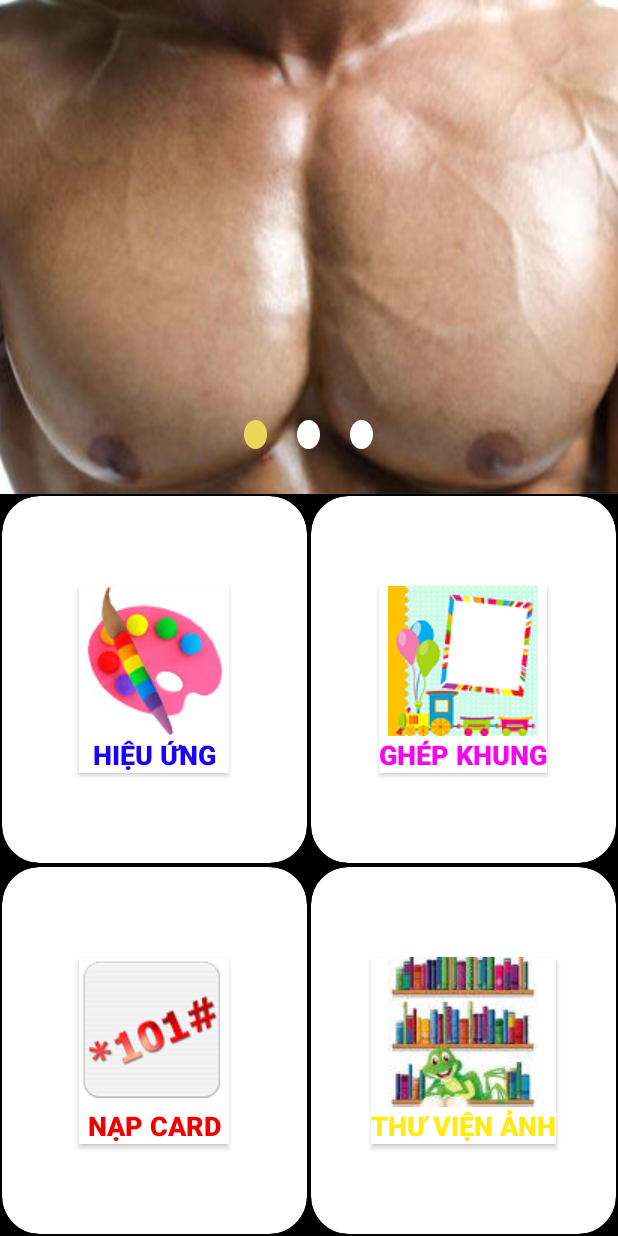
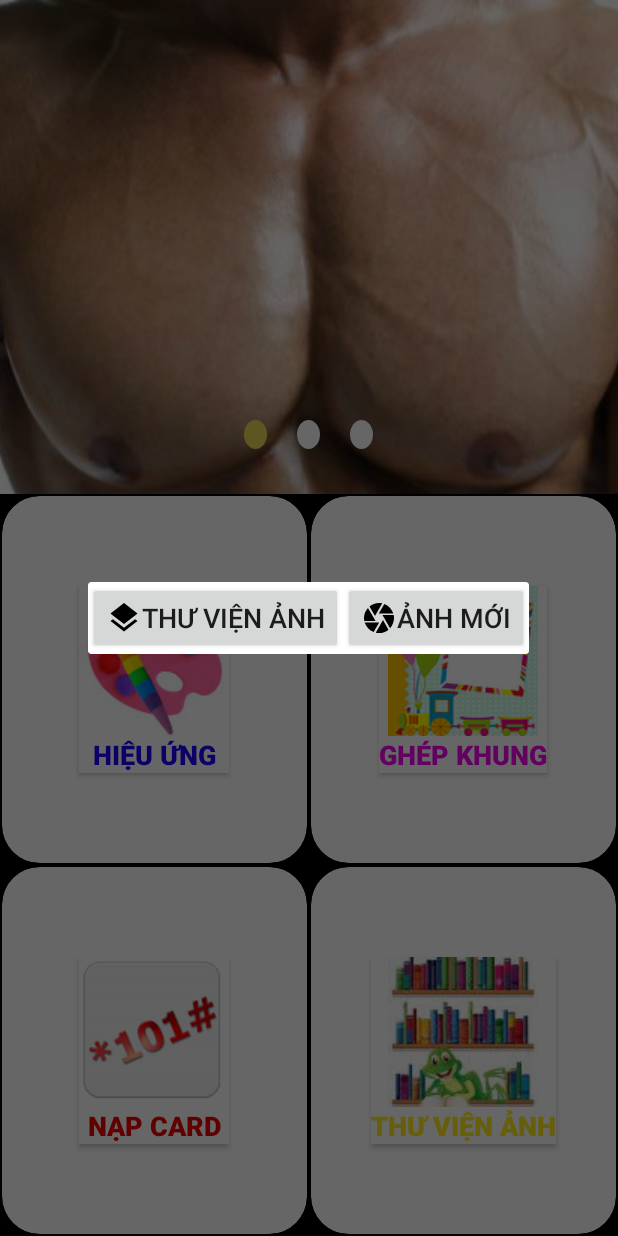
Before and after one commit to quocb14005xx/funny_cam, an Android app: the screen it shows after launch (Introduce_Activity), after a tap on "HIỆU ỨNG", on a phone screen of 412 x 824 dp. Run offline under Robolectric (Android 15) with nearby library versions, the phone set to English and light mode, and no system bars.

Commit message:
update activity thư viện,chọn ảnh và đẩy qua activity main2activity để xử lý bwucs ảnh

```diff
--- a/app/src/main/java/quocb14005xx/thigiacmaytinh/HocOpenCV/activity/Introduce_Activity.java
+++ b/app/src/main/java/quocb14005xx/thigiacmaytinh/HocOpenCV/activity/Introduce_Activity.java
@@ -1,19 +1,40 @@
 package quocb14005xx.thigiacmaytinh.HocOpenCV.activity;
 
+import android.app.Activity;
+import android.app.Dialog;
+import android.content.Intent;
+import android.graphics.Bitmap;
 import android.os.Bundle;
 import android.support.v4.view.PagerAdapter;
 import android.support.v4.view.ViewPager;
 import android.support.v7.app.AppCompatActivity;
 import android.view.View;
+import android.widget.Button;
 import android.widget.TextView;
 
 import quocb14005xx.thigiacmaytinh.HocOpenCV.R;
 import quocb14005xx.thigiacmaytinh.HocOpenCV.adapter.IntroPager_Adapter;
 
-public class Introduce_Activity extends AppCompatActivity implements ViewPager.OnPageChangeListener{
+public class Introduce_Activity extends AppCompatActivity implements ViewPager.OnPageChangeListener {
+    private Bitmap bitmap;
+    private Intent it;
+    private Dialog dialog;
     private ViewPager mPager;
     private PagerAdapter mPagerAdapter;
     private TextView intro1, intro2, intro3;
+    private int REQUEST_CODE = 1234;
+    View.OnClickListener onCLick = new View.OnClickListener() {
+        @Override
+        public void onClick(View view) {
+            dialog.dismiss();
+            if (view.getId() == R.id.btnFromThuVien) {
+                XuLyLoadAnhThuVien();
+            } else {
+                startActivity(new Intent(Introduce_Activity.this, MainActivity.class));
+            }
+        }
+    };
+
     @Override
     protected void onCreate(Bundle savedInstanceState) {
         super.onCreate(savedInstanceState);
@@ -22,9 +43,9 @@ public class Introduce_Activity extends AppCompatActivity implements ViewPager.O
         mPagerAdapter = new IntroPager_Adapter(getSupportFragmentManager());
         mPager.setAdapter(mPagerAdapter);
         mPager.addOnPageChangeListener(this);
-        intro1 =findViewById(R.id.imgIntro1);
-        intro2 =findViewById(R.id.imgIntro2);
-        intro3 =findViewById(R.id.imgIntro3);
+        intro1 = findViewById(R.id.imgIntro1);
+        intro2 = findViewById(R.id.imgIntro2);
+        intro3 = findViewById(R.id.imgIntro3);
     }
 
     @Override
@@ -63,8 +84,34 @@ public class Introduce_Activity extends AppCompatActivity implements ViewPager.O
 
     }
 
-    public void StartActivityHieuUng(View view)
-    {
+    public void StartActivityHieuUng(View view) {
+        dialog = new Dialog(this);
+        dialog.setContentView(R.layout.dialog_load_anh);
+        dialog.setTitle("Chọn ảnh để thêm hiệu ứng");
+        dialog.show();
+        Button from = dialog.findViewById(R.id.btnFromThuVien);
+        Button newPic = dialog.findViewById(R.id.btnNewPicture);
+        from.setOnClickListener(onCLick);
+        newPic.setOnClickListener(onCLick);
+
+    }
+
+    private void XuLyLoadAnhThuVien() {
+        Intent intent = new Intent();
+        intent.setType("image/*");
+        intent.setAction(Intent.ACTION_GET_CONTENT);
+        startActivityForResult(intent, REQUEST_CODE);
+    }
+
+    @Override
+    protected void onActivityResult(int requestCode, int resultCode, Intent data) {
+        if (requestCode == REQUEST_CODE && resultCode == Activity.RESULT_OK) {
+            //do tra ve 1 data.getData là 1 Uri nên pass data uri qua bên kia rồi mới decodebitmap
+            it = new Intent(Introduce_Activity.this, Main2Activity.class);
+            it.putExtra("image_selected", data.getData().toString());
+            startActivity(it);
+        }
+        super.onActivityResult(requestCode, resultCode, data);
     }
 
     public void StartActivityNapCard(View view) {
@@ -74,5 +121,6 @@ public class Introduce_Activity extends AppCompatActivity implements ViewPager.O
     }
 
     public void StartActivityLibrary(View view) {
+        startActivity(new Intent(this, ThuVienAnh_Activity.class));
     }
 }
--- a/app/src/main/java/quocb14005xx/thigiacmaytinh/HocOpenCV/activity/MainActivity.java
+++ b/app/src/main/java/quocb14005xx/thigiacmaytinh/HocOpenCV/activity/MainActivity.java
@@ -42,7 +42,7 @@ import java.util.ListIterator;
 import quocb14005xx.thigiacmaytinh.HocOpenCV.R;
 import quocb14005xx.thigiacmaytinh.HocOpenCV.view.SampleJavaCameraView;
 import quocb14005xx.thigiacmaytinh.HocOpenCV.object.MyContants;
-
+//MainActivity xử lý ảnh từ camera
 public class MainActivity extends AppCompatActivity implements CameraBridgeViewBase.CvCameraViewListener2, View.OnTouchListener {
 
     // private  Canvas canvas;
@@ -174,9 +174,6 @@ public class MainActivity extends AppCompatActivity implements CameraBridgeViewB
     @Override
     public void onBackPressed() {
         super.onBackPressed();
-        finish();
-        moveTaskToBack(true);
-        System.exit(1);
     }
 
     @Override
--- /dev/null
+++ b/app/src/main/res/drawable/ic_thuvien.xml
@@ -0,0 +1,9 @@
+<vector xmlns:android="http://schemas.android.com/apk/res/android"
+        android:width="24dp"
+        android:height="24dp"
+        android:viewportWidth="24.0"
+        android:viewportHeight="24.0">
+    <path
+        android:fillColor="#FF000000"
+        android:pathData="M11.99,18.54l-7.37,-5.73L3,14.07l9,7 9,-7 -1.63,-1.27 -7.38,5.74zM12,16l7.36,-5.73L21,9l-9,-7 -9,7 1.63,1.27L12,16z"/>
+</vector>
--- /dev/null
+++ b/app/src/main/res/layout/dialog_load_anh.xml
@@ -0,0 +1,25 @@
+<?xml version="1.0" encoding="utf-8"?>
+<LinearLayout xmlns:android="http://schemas.android.com/apk/res/android"
+    android:layout_width="match_parent"
+    android:layout_height="wrap_content"
+    android:gravity="center"
+    android:orientation="horizontal">
+
+    <Button
+        android:id="@+id/btnFromThuVien"
+        android:layout_weight="0.5"
+        android:layout_width="0dp"
+        android:layout_height="wrap_content"
+        android:drawableLeft="@drawable/ic_thuvien"
+        android:text="thư viện ảnh"
+        android:textSize="@dimen/textSize18" />
+
+    <Button
+        android:id="@+id/btnNewPicture"
+        android:layout_weight="0.5"
+        android:layout_width="0dp"
+        android:layout_height="wrap_content"
+        android:drawableLeft="@drawable/ic_camera"
+        android:text="ảnh mới"
+        android:textSize="@dimen/textSize18" />
+</LinearLayout>
--- a/app/src/main/res/values/styles.xml
+++ b/app/src/main/res/values/styles.xml
@@ -1,11 +1,14 @@
 <resources>
 
     <!-- Base application theme. -->
-    <style name="AppTheme" parent="Theme.AppCompat.Light.NoActionBar">
+    <style name="AppTheme" parent="Theme.AppCompat.Light.DarkActionBar">
         <!-- Customize your theme here. -->
         <item name="colorPrimary">@color/colorPrimary</item>
         <item name="colorPrimaryDark">@color/colorPrimaryDark</item>
         <item name="colorAccent">@color/colorAccent</item>
     </style>
 
+    <style name="AppThemeNoActionbar" parent="Theme.AppCompat.Light.NoActionBar">
+
+    </style>
 </resources>
```
Also changed, not shown: app/src/main/AndroidManifest.xml (+11 -3 lines), app/src/main/java/quocb14005xx/thigiacmaytinh/HocOpenCV/activity/DanhSachHinhAnh_Activity.java (deleted, +0 -15 lines), app/src/main/java/quocb14005xx/thigiacmaytinh/HocOpenCV/activity/Main2Activity.java (added, +47 -0 lines), app/src/main/java/quocb14005xx/thigiacmaytinh/HocOpenCV/activity/ThuVienAnh_Activity.java (added, +65 -0 lines), app/src/main/java/quocb14005xx/thigiacmaytinh/HocOpenCV/adapter/GridXemAnh_Adapter.java (added, +66 -0 lines), app/src/main/res/layout/activity_main2.xml (added, +85 -0 lines), app/src/main/res/layout/activity_thu_vien_anh_.xml (renamed from app/src/main/res/layout/activity_danh_sach_hinh_anh_.xml, +8 -2 lines), app/src/main/res/layout/gridview_item.xml (added, +24 -0 lines).
